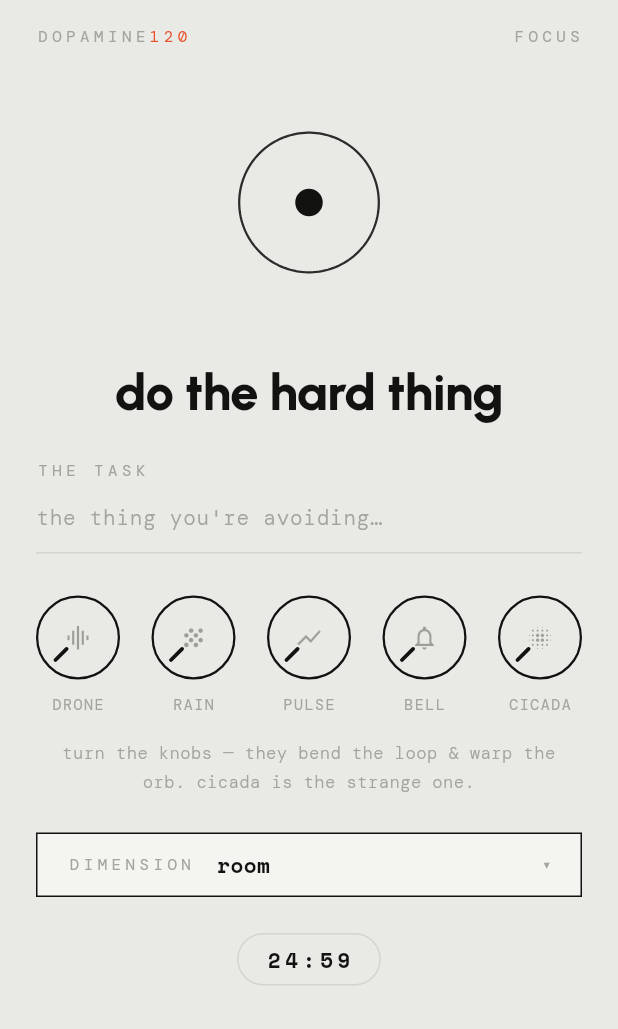
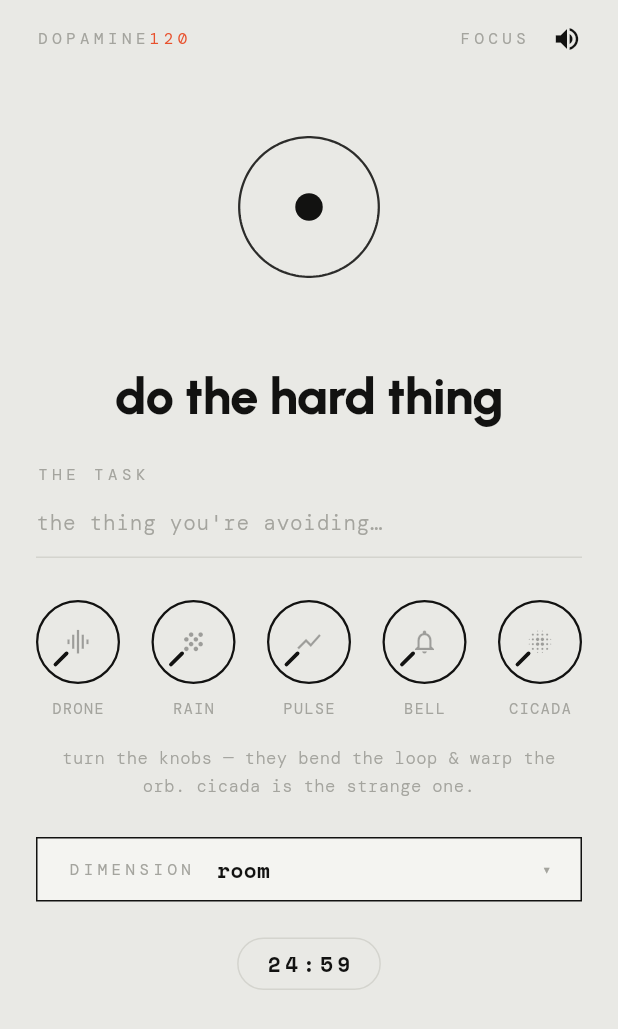
Before and after one commit to IliaKhuzhakhmetov/dopamine120, a Flutter app: the FocusScreen screen opened by its route, on a phone screen of 412 x 824 dp. Shown: the top 1029 px of the screen. Run offline on Flutter 3.47's test engine with Material 3 defaults, Android fonts, the phone set to English and light mode, and no system bars; our stand-ins replace auto_route, confetti, flutter_svg, google_fonts, just_audio, plugin_platform_interface and 2 more; missing offline and left inert: audio_session, flutter_soloud; accounts and stored records are empty.

Commit message:
feat: theme rotation in focus mode

```diff
--- a/apps/dopamine120/lib/features/focus/presentation/focus_screen.dart
+++ b/apps/dopamine120/lib/features/focus/presentation/focus_screen.dart
@@ -3,6 +3,8 @@ import 'package:core/core.dart';
 import 'package:dopamine_ui/dopamine_ui.dart';
 import 'package:flutter/material.dart';
 
+import '../../../core/theme/domain/entities/app_theme.dart';
+import '../../../core/theme/presentation/theme_provider.dart';
 import '../../../l10n/l10n.dart';
 import '../domain/entities/focus_dimension.dart';
 import '../domain/entities/sound_layer.dart';
@@ -49,6 +51,13 @@ class _FocusScreenState extends State<FocusScreen> {
     super.dispose();
   }
 
+  /// Switches the acoustic dimension and dresses the whole app in its theme —
+  /// each dimension shares an id with its [AppTheme] (`room`, `cathedral`, …).
+  void _selectDimension(FocusDimension dimension) {
+    _controller.selectDimension(dimension);
+    context.themeController.setTheme(AppTheme.fromStorageValue(dimension.name));
+  }
+
   @override
   Widget build(BuildContext context) {
     final colors = context.colors;
@@ -73,7 +82,16 @@ class _FocusScreenState extends State<FocusScreen> {
                         DopText.label('120', color: colors.accent),
                       ],
                     ),
-                    DopText.label(l10n.focusEyebrow, color: colors.inkFaint),
+                    Row(
+                      children: [
+                        DopText.label(
+                          l10n.focusEyebrow,
+                          color: colors.inkFaint,
+                        ),
+                        const SizedBox(width: 16),
+                        _MuteButton(controller: _controller),
+                      ],
+                    ),
                   ],
                 ),
                 const SizedBox(height: 16),
@@ -118,7 +136,7 @@ class _FocusScreenState extends State<FocusScreen> {
                         DopDropdown<FocusDimension>(
                           label: l10n.focusDimensionLabel,
                           value: _controller.dimension,
-                          onChanged: _controller.selectDimension,
+                          onChanged: _selectDimension,
                           options: [
                             for (final dimension in FocusDimension.values)
                               DopDropdownOption(
@@ -150,6 +168,39 @@ class _FocusScreenState extends State<FocusScreen> {
           ),
         ),
       ),
+    );
+  }
+}
+
+/// Toggles the ambient mix between silent and audible, reflecting the
+/// controller's mute state with its icon.
+class _MuteButton extends StatelessWidget {
+  const _MuteButton({required this.controller});
+
+  final FocusController controller;
+
+  @override
+  Widget build(BuildContext context) {
+    final colors = context.colors;
+    final l10n = context.l10n;
+    return ListenableBuilder(
+      listenable: controller,
+      builder: (context, _) {
+        final muted = controller.isMuted;
+        return Semantics(
+          button: true,
+          label: muted ? l10n.focusUnmute : l10n.focusMute,
+          child: GestureDetector(
+            behavior: HitTestBehavior.opaque,
+            onTap: controller.toggleMute,
+            child: Icon(
+              muted ? Icons.volume_off : Icons.volume_up,
+              size: 20,
+              color: muted ? colors.inkFaint : colors.ink,
+            ),
+          ),
+        );
+      },
     );
   }
 }
--- a/apps/dopamine120/lib/l10n/app_en.arb
+++ b/apps/dopamine120/lib/l10n/app_en.arb
@@ -62,5 +62,7 @@
   "focusTaskHint": "the thing you're avoiding…",
   "focusKnobHint": "turn the knobs — they bend the loop & warp the orb. cicada is the strange one.",
   "focusDimensionLabel": "dimension",
-  "focusTimerReset": "Reset the focus timer"
+  "focusTimerReset": "Reset the focus timer",
+  "focusMute": "Mute the ambience",
+  "focusUnmute": "Unmute the ambience"
 }
--- a/apps/dopamine120/lib/l10n/app_ru.arb
+++ b/apps/dopamine120/lib/l10n/app_ru.arb
@@ -62,5 +62,7 @@
   "focusTaskHint": "то, чего ты избегаешь…",
   "focusKnobHint": "крути ручки — они гнут петлю и искажают сферу. цикады — самая странная.",
   "focusDimensionLabel": "измерение",
-  "focusTimerReset": "Сбросить таймер фокуса"
+  "focusTimerReset": "Сбросить таймер фокуса",
+  "focusMute": "Выключить звук",
+  "focusUnmute": "Включить звук"
 }
--- a/apps/dopamine120/lib/l10n/gen/app_localizations.dart
+++ b/apps/dopamine120/lib/l10n/gen/app_localizations.dart
@@ -475,6 +475,18 @@ abstract class AppLocalizations {
   /// In en, this message translates to:
   /// **'Reset the focus timer'**
   String get focusTimerReset;
+
+  /// No description provided for @focusMute.
+  ///
+  /// In en, this message translates to:
+  /// **'Mute the ambience'**
+  String get focusMute;
+
+  /// No description provided for @focusUnmute.
+  ///
+  /// In en, this message translates to:
+  /// **'Unmute the ambience'**
+  String get focusUnmute;
 }
 
 class _AppLocalizationsDelegate
--- a/apps/dopamine120/lib/l10n/gen/app_localizations_en.dart
+++ b/apps/dopamine120/lib/l10n/gen/app_localizations_en.dart
@@ -211,4 +211,10 @@ class AppLocalizationsEn extends AppLocalizations {
 
   @override
   String get focusTimerReset => 'Reset the focus timer';
+
+  @override
+  String get focusMute => 'Mute the ambience';
+
+  @override
+  String get focusUnmute => 'Unmute the ambience';
 }
--- a/apps/dopamine120/lib/l10n/gen/app_localizations_ru.dart
+++ b/apps/dopamine120/lib/l10n/gen/app_localizations_ru.dart
@@ -211,4 +211,10 @@ class AppLocalizationsRu extends AppLocalizations {
 
   @override
   String get focusTimerReset => 'Сбросить таймер фокуса';
+
+  @override
+  String get focusMute => 'Выключить звук';
+
+  @override
+  String get focusUnmute => 'Включить звук';
 }
```
Also changed, not shown: apps/dopamine120/lib/features/focus/presentation/controller/focus_controller.dart (+19 -0 lines), 1 other file.
